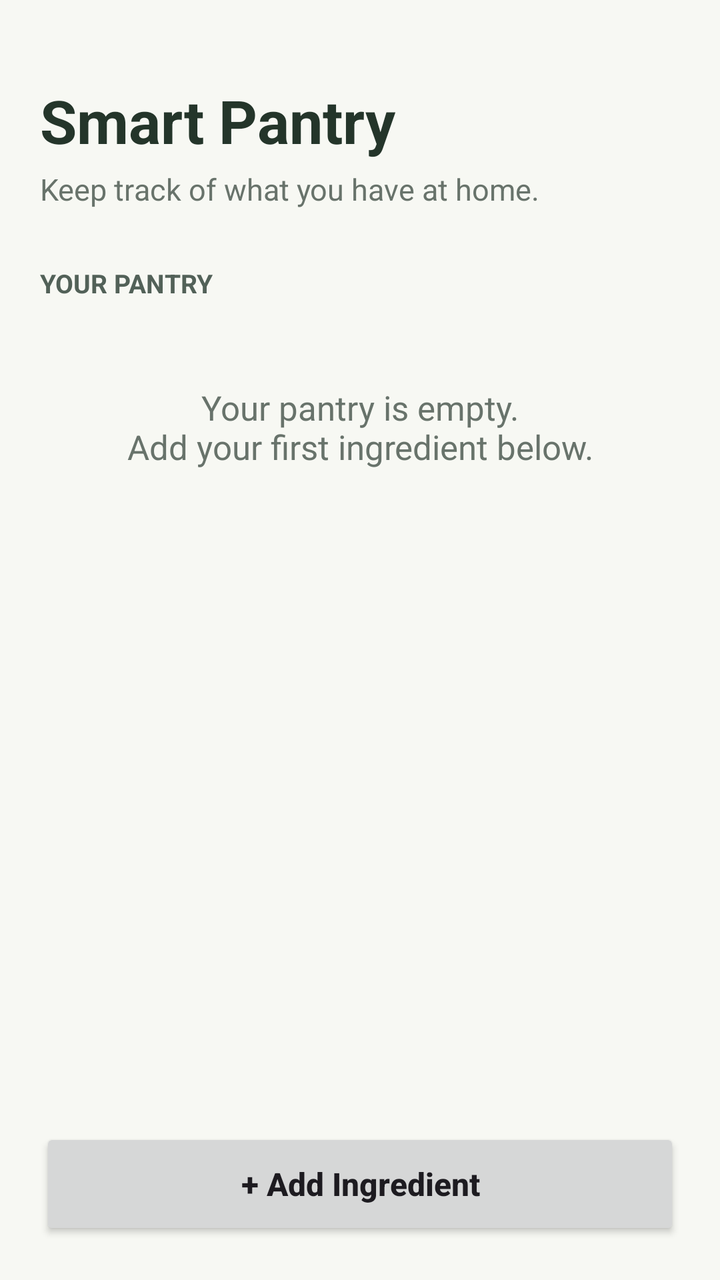
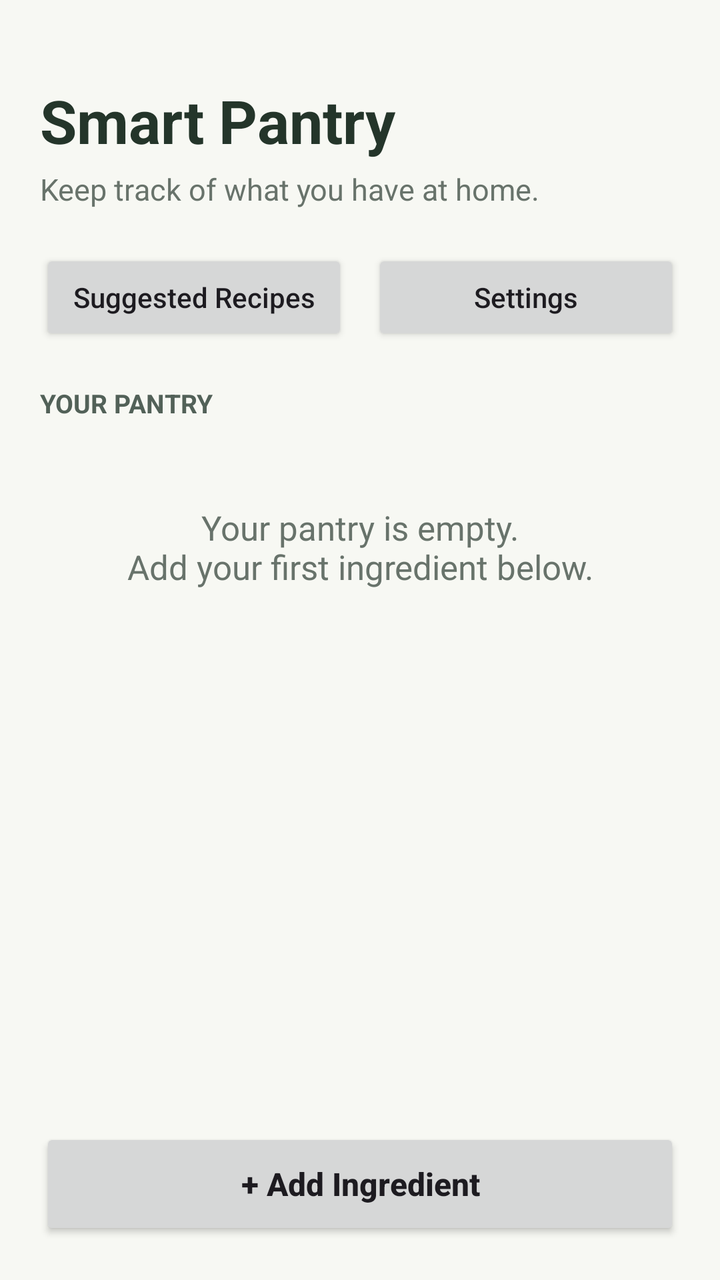

Two renders of the same Android screen: before a commit and after it. Below are the layout's source before the change and the commit's diff.
<!-- AndroidManifest.xml: application theme Theme.SmartPantryManager -->
<!-- res/layout/activity_main.xml -->
<?xml version="1.0" encoding="utf-8"?>
<LinearLayout xmlns:android="http://schemas.android.com/apk/res/android"
    android:layout_width="match_parent"
    android:layout_height="match_parent"
    android:orientation="vertical"
    android:background="#F7F8F3"
    android:padding="20dp">

    <TextView
        android:layout_width="wrap_content"
        android:layout_height="wrap_content"
        android:text="Smart Pantry"
        android:textSize="30sp"
        android:textStyle="bold"
        android:textColor="#24352A"
        android:layout_marginTop="20dp" />

    <TextView
        android:layout_width="wrap_content"
        android:layout_height="wrap_content"
        android:text="Keep track of what you have at home."
        android:textSize="15sp"
        android:textColor="#68736B"
        android:layout_marginTop="4dp"
        android:layout_marginBottom="28dp" />

    <TextView
        android:layout_width="wrap_content"
        android:layout_height="wrap_content"
        android:text="YOUR PANTRY"
        android:textSize="13sp"
        android:textStyle="bold"
        android:textColor="#526158"
        android:layout_marginBottom="12dp" />

    <TextView
        android:id="@+id/textEmptyPantry"
        android:layout_width="match_parent"
        android:layout_height="wrap_content"
        android:text="Your pantry is empty.&#10;Add your first ingredient below."
        android:textSize="17sp"
        android:textColor="#68736B"
        android:gravity="center"
        android:padding="30dp"
        android:layout_marginBottom="12dp" />

    <ScrollView
        android:id="@+id/scrollPantry"
        android:layout_width="match_parent"
        android:layout_height="0dp"
        android:layout_weight="1">

        <LinearLayout
            android:id="@+id/ingredientContainer"
            android:layout_width="match_parent"
            android:layout_height="wrap_content"
            android:orientation="vertical" />

    </ScrollView>

    <Button
        android:id="@+id/buttonAddIngredient"
        android:layout_width="match_parent"
        android:layout_height="56dp"
        android:text="+ Add Ingredient"
        android:textSize="16sp"
        android:textStyle="bold"
        android:textAllCaps="false"
        android:layout_marginTop="16dp" />

</LinearLayout>
<!-- resources referenced by this layout -->
<resources>
  <style name="Theme.SmartPantryManager" parent="Base.Theme.SmartPantryManager" />
  <style name="Base.Theme.SmartPantryManager" parent="Theme.Material3.DayNight.NoActionBar">
          
          
      </style>
</resources>

<!-- the commit's change to res/layout/activity_main.xml (unified diff, before → after) -->
@@ -22,7 +22,35 @@
         android:textSize="15sp"
         android:textColor="#68736B"
         android:layout_marginTop="4dp"
-        android:layout_marginBottom="28dp" />
+        android:layout_marginBottom="20dp" />
+
+    <LinearLayout
+        android:layout_width="match_parent"
+        android:layout_height="wrap_content"
+        android:orientation="horizontal"
+        android:layout_marginBottom="20dp">
+
+        <Button
+            android:id="@+id/buttonSuggestedRecipes"
+            android:layout_width="0dp"
+            android:layout_height="48dp"
+            android:layout_weight="1"
+            android:text="Suggested Recipes"
+            android:textAllCaps="false"
+            android:textSize="14sp"
+            android:layout_marginEnd="6dp" />
+
+        <Button
+            android:id="@+id/buttonSettings"
+            android:layout_width="0dp"
+            android:layout_height="48dp"
+            android:layout_weight="1"
+            android:text="Settings"
+            android:textAllCaps="false"
+            android:textSize="14sp"
+            android:layout_marginStart="6dp" />
+
+    </LinearLayout>
 
     <TextView
         android:layout_width="wrap_content"
